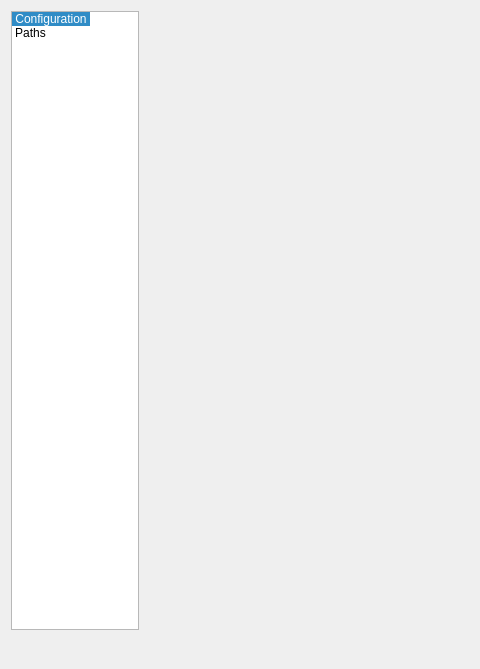
Qt form src/app/seamlyme/dialogs/dialogseamlymepreferences.ui (FashionFreedom/Seamly2D) before a commit; both pictures show x 0 to 480 and y 0 to 669 of the 831 by 669 pixel window.
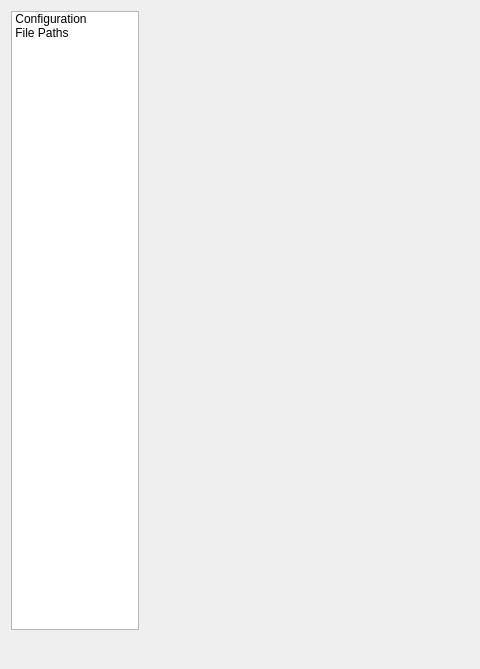
The same form after that commit. Icons and pictures are not drawn.

What changed in the file:
```diff
--- a/src/app/seamlyme/dialogs/dialogseamlymepreferences.ui
+++ b/src/app/seamlyme/dialogs/dialogseamlymepreferences.ui
@@ -53,7 +53,7 @@
         <enum>QListView::IconMode</enum>
        </property>
        <property name="currentRow">
-        <number>0</number>
+        <number>-1</number>
        </property>
        <item>
         <property name="text">
@@ -72,7 +72,7 @@
        </item>
        <item>
         <property name="text">
-         <string>Paths</string>
+         <string>File Paths</string>
         </property>
         <property name="textAlignment">
          <set>AlignCenter</set>
```
